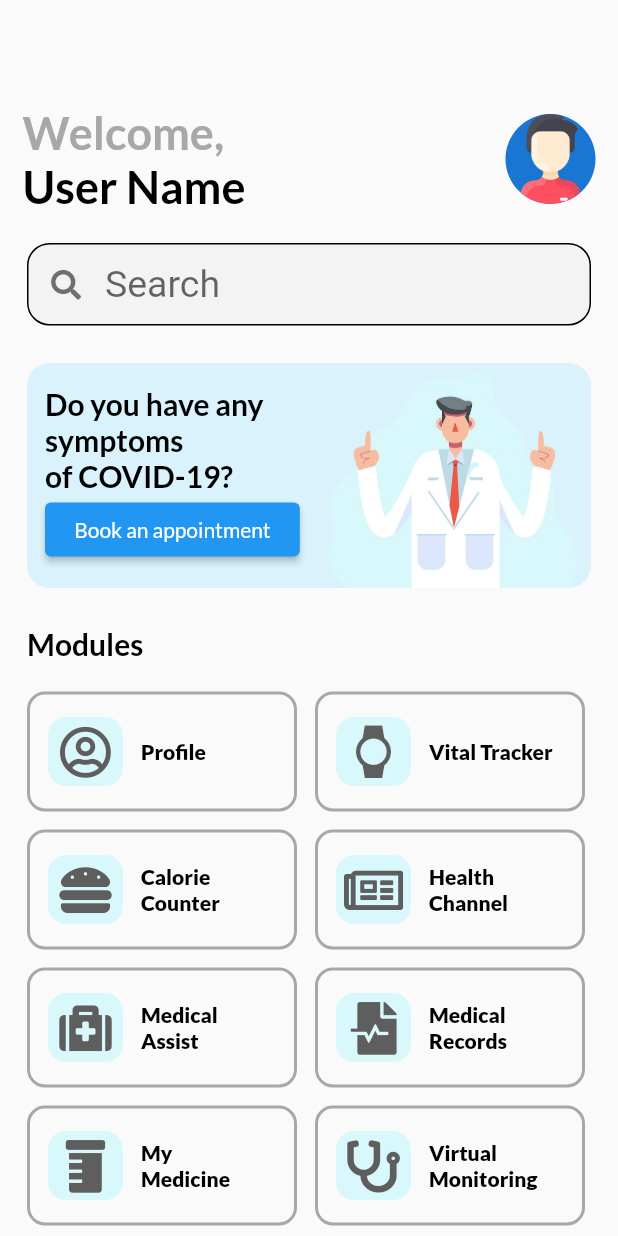
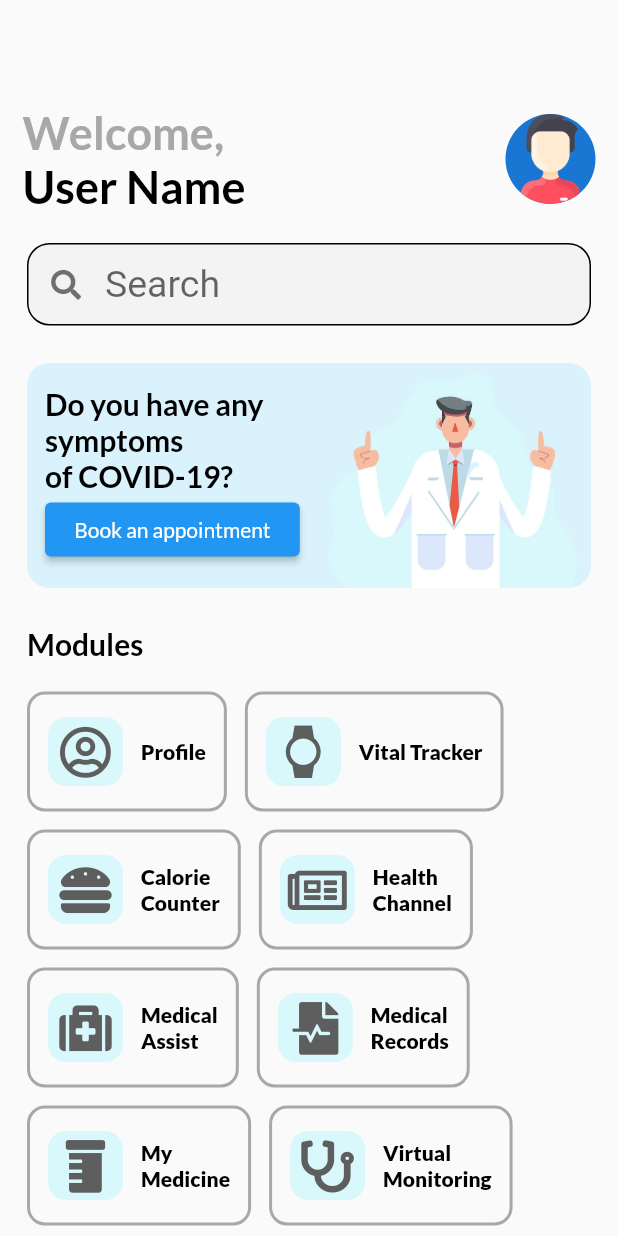
Before and after one commit to ammarrizal/stswks_health_app, a Flutter app: the MyHomePage screen opened directly, on a phone screen of 412 x 824 dp. Run offline on Flutter 3.47's test engine with Material 2 defaults, Android fonts, the phone set to English and light mode, and no system bars; our stand-ins replace flutter_cache_manager, font_awesome_flutter, google_fonts, hexcolor.

Commit message:
updated modules size (size problem)

```diff
--- a/lib/views/my_home_page.dart
+++ b/lib/views/my_home_page.dart
@@ -313,7 +313,7 @@ class HealthModules extends StatelessWidget {
     //return Expanded(
     return Container(
       height: double.infinity,
-      width: 180.0,
+      //width: 180.0, // updated width because of the size problem
       child: InkWell(
         onTap: () {
           Navigator.push(
```
